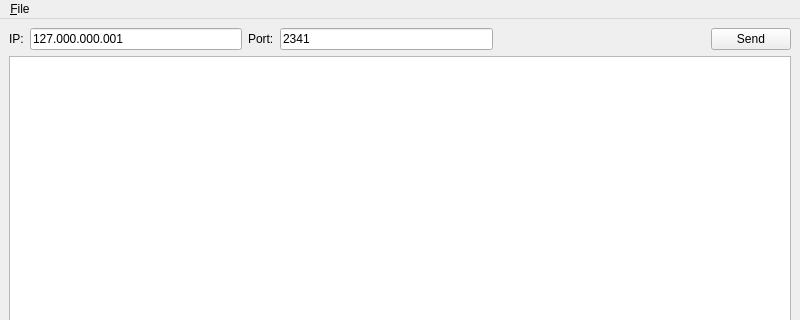
Before: the Qt Designer form udpuncher.ui in piotr152/udpuncher, drawn with Qt 5; both pictures show x 0 to 800 and y 0 to 320 of the 800 by 600 pixel window.
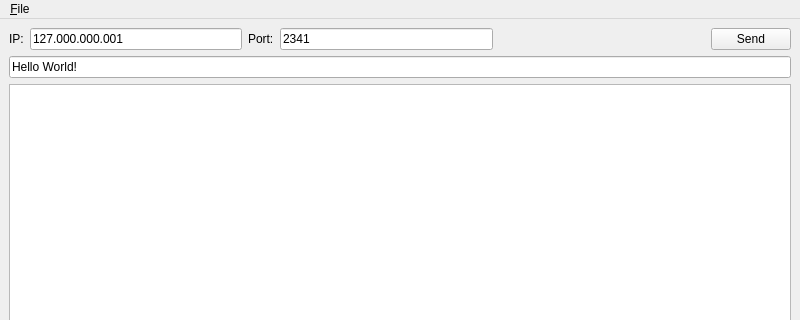
After: the same form once the commit is applied.

Commit message: added possibility to send arbitrary message by adding a messagefield

```diff
--- a/udpuncher.ui
+++ b/udpuncher.ui
@@ -73,6 +73,13 @@
       </item>
      </layout>
     </item>
+    <item>
+     <widget class="QLineEdit" name="lineEdit_Message">
+      <property name="text">
+       <string>Hello World!</string>
+      </property>
+     </widget>
+    </item>
     <item>
      <widget class="QTextEdit" name="textEdit_Output">
       <property name="html">
```
The commit also changes 2 other files.
